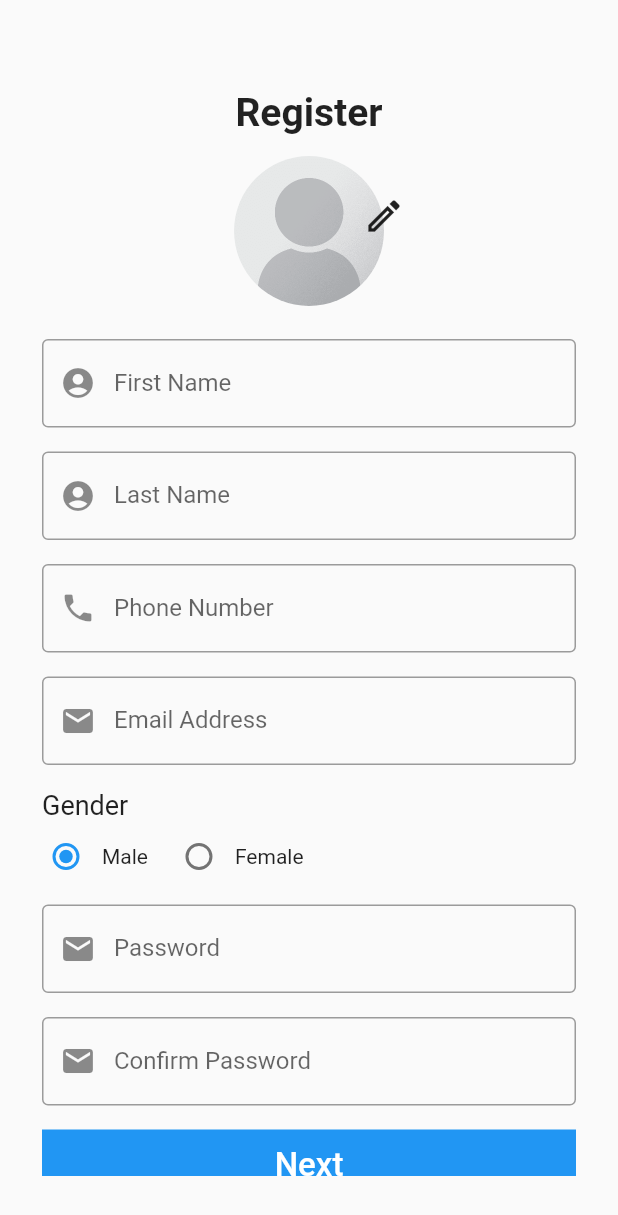
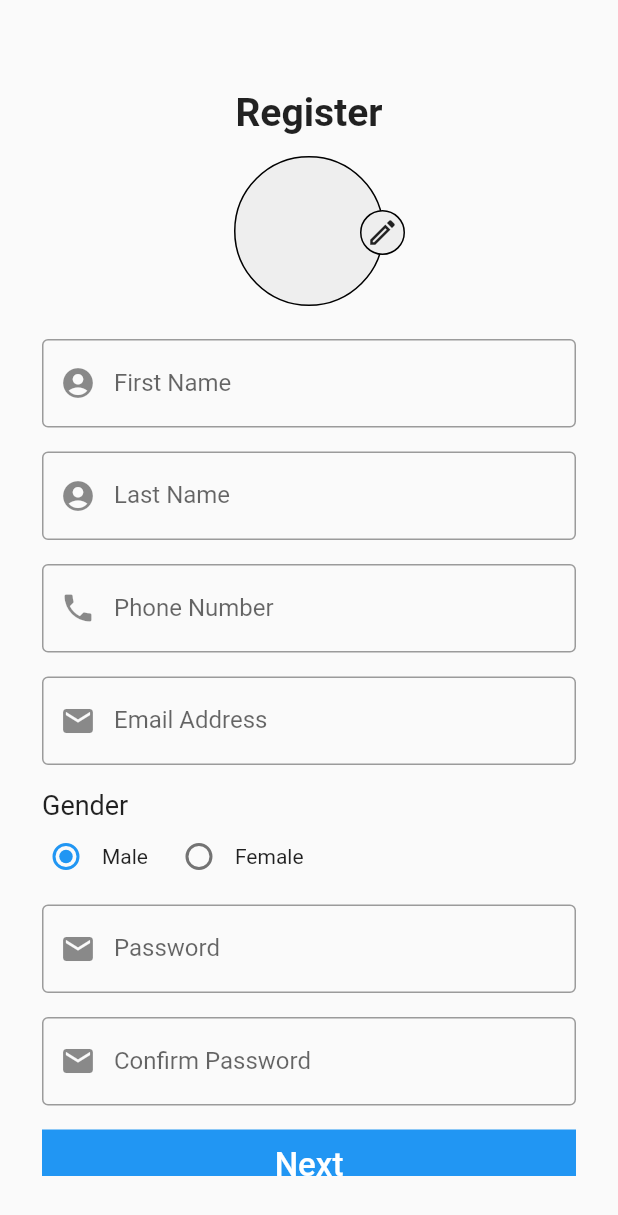
Before and after one commit to kiranghoradkar/registration_form, a Flutter app: the RegistrationPage screen opened directly, after a tap on the "edit" icon, on a phone screen of 412 x 824 dp. Shown: the top 1215 px of the screen. Run offline on Flutter 3.47's test engine with Material 2 defaults, Android fonts, the phone set to English and light mode, and no system bars; our stand-ins replace flutter_image_compress, image_picker, sqflite; accounts and stored records are empty.

Commit message:
UI changes

```diff
--- a/lib/db/database_helper.dart
+++ b/lib/db/database_helper.dart
@@ -43,7 +43,8 @@ class DataBaseHelper {
     ${UserFields.designation} $textType,
     ${UserFields.address} $textType,
     ${UserFields.state} $textType,
-    ${UserFields.password} $textType)''');
+    ${UserFields.password} $textType,
+    ${UserFields.profilePic} BLOB)''');
   }
 
   Future<UserDetails> create(UserDetails userDetails) async {
@@ -54,7 +55,6 @@ class DataBaseHelper {
 
   Future<List<UserDetails>> readAllUser() async {
     final db = await instance.database;
-    // const orderBy ='${UserFields.id} ASC';
     final result = await db.query(userTable);
     List<UserDetails> list =
         result.map((json) => UserDetails.fromJson(json)).toList();
--- a/lib/models/user_details.dart
+++ b/lib/models/user_details.dart
@@ -1,7 +1,10 @@
+import 'dart:typed_data';
+
 const String userTable = "user";
 
 class UserFields {
   static final List<String> values = [
+    profilePic,
     id,
     firstName,
     lastName,
@@ -18,6 +21,7 @@ class UserFields {
     password
   ];
 
+  static const String profilePic = 'profilePic';
   static const String id = '_id';
   static const String firstName = 'firstName';
   static const String lastName = 'lastName';
@@ -35,6 +39,7 @@ class UserFields {
 }
 
 class UserDetails {
+  Uint8List? profilePic;
    int? id;
    String? firstName;
    String? lastName;
@@ -51,7 +56,8 @@ class UserDetails {
    String? password;
 
    UserDetails(
-      {this.id,
+      {this.profilePic,
+        this.id,
       this.firstName,
       this.lastName,
       this.phoneNumber,
@@ -67,6 +73,7 @@ class UserDetails {
         this.password,});
 
   static UserDetails fromJson(Map<String, Object?> json) => UserDetails(
+    profilePic: json[UserFields.profilePic] as Uint8List?,
     id: json[UserFields.id] as int,
     firstName: json[UserFields.firstName] as String?,
     lastName: json[UserFields.lastName] as String?,
@@ -84,6 +91,7 @@ class UserDetails {
   );
 
   Map<String, Object?> toJson() => {
+        UserFields.profilePic: profilePic,
         UserFields.id: id,
         UserFields.firstName: firstName,
         UserFields.lastName: lastName,
--- a/lib/screen/home_page.dart
+++ b/lib/screen/home_page.dart
@@ -45,6 +45,18 @@ class _MyHomePageState extends State<MyHomePage> {
                           Column(
                             crossAxisAlignment: CrossAxisAlignment.start,
                             children: [
+                              postMdl.userDetails![index].profilePic != null
+                                  ? Image.memory(
+                                      postMdl.userDetails![index].profilePic!,
+                                      width: 100,
+                                      height: 100,
+                                    )
+                                  : Container(
+                                      padding: const EdgeInsets.all(4),
+                                      width: 100,
+                                      height: 100,
+                                      child: Image.asset("assets/profile.png"),
+                                    ),
                               Text(
                                   "Name: ${postMdl.userDetails![index].firstName!} ${postMdl.userDetails![index].lastName!}"),
                               Text(
--- a/lib/screen/registration_page.dart
+++ b/lib/screen/registration_page.dart
@@ -1,4 +1,8 @@
+import 'dart:io';
+import 'dart:typed_data';
+
 import 'package:flutter/material.dart';
+import 'package:flutter_image_compress/flutter_image_compress.dart';
 import 'package:image_picker/image_picker.dart';
 import 'package:registration_form/db/database_helper.dart';
 import 'package:registration_form/models/user_details.dart';
@@ -27,6 +31,13 @@ class _RegistrationPageState extends State<RegistrationPage> {
   final ImagePicker picker = ImagePicker();
 
   XFile? image;
+
+  File? imgFile;
+
+  Uint8List? bytes;
+
+  Future<Uint8List?>? result;
+
   @override
   Widget build(BuildContext context) {
     return Scaffold(
@@ -44,25 +55,57 @@ class _RegistrationPageState extends State<RegistrationPage> {
                   ),
                   Stack(
                     children: [
-                      const Padding(
-                        padding: EdgeInsets.all(14.0),
-                        child: CircleAvatar(
-                          radius: 50.0,
-                          backgroundColor: Colors.white,
-                          backgroundImage: AssetImage('assets/profile.png'),
-                        ),
+                      Padding(
+                        padding: const EdgeInsets.all(14.0),
+                        child: bytes != null
+                            ? ClipRRect(
+                                borderRadius: BorderRadius.circular(50),
+                                child: Image.memory(
+                                  bytes!,
+                                  width: 100.0,
+                                  height: 100.0,
+                                  fit: BoxFit.fitHeight,
+                                ),
+                              )
+                            : Container(
+                                width: 100,
+                                height: 100,
+                                decoration: BoxDecoration(
+                                    color: Colors.grey[200],
+                                    border: Border.all(),
+                                    borderRadius: BorderRadius.circular(60)),
+                              ),
                       ),
                       Positioned(
-                        right: -10,
-                        top: 30,
-                        child: IconButton(
-                          onPressed: () async{
-                            image = await picker.pickImage(source: ImageSource.gallery);
+                        right: 0,
+                        top: 50,
+                        child: InkWell(
+                          child: Container(
+                              height: 30,
+                              width: 30,
+                              decoration: BoxDecoration(
+                                  color: Colors.grey[200],
+                                  border: Border.all(),
+                                  borderRadius: BorderRadius.circular(25)),
+                              child: const Icon(
+                                Icons.edit_outlined,
+                                size: 22,
+                              )),
+                          onTap: () async {
+                            image = await picker.pickImage(
+                                source: ImageSource.gallery);
+
+                            imgFile = File(image!.path);
+                            bytes = await FlutterImageCompress.compressWithFile(
+                              image!.path,
+                              minWidth: 1000,
+                              minHeight: 1000,
+                              quality: 80,
+                              rotate: 0,
+                            );
+
+                            setState(() {});
                           },
-                          icon: const Icon(
-                            Icons.edit_outlined,
-                            size: 28,
-                          ),
                         ),
                       ),
                     ],
@@ -141,32 +184,24 @@ class _RegistrationPageState extends State<RegistrationPage> {
                         decoration: const BoxDecoration(color: Colors.blue),
                         child: TextButton(
                           onPressed: () {
-                            UserDetails userD =  UserDetails(firstName: firstC.text,
-                                lastName: lastC
-                                    .text,
+                            UserDetails userD = UserDetails(
+                                profilePic: bytes,
+                                firstName: firstC.text,
+                                lastName: lastC.text,
                                 phoneNumber: phoneC.text,
                                 emailAddress: emailC.text,
                                 password: passwordConfirmController.text,
-                            gender: _character.toString());
+                                gender: _character.toString());
 
                             if (formKey.currentState!.validate()) {
-                              // If the form is valid, display a snackbar. In the real world,
-                              // you'd often call a server or save the information in a database.
-                              // ScaffoldMessenger.of(context).showSnackBar(
-                              //   const SnackBar(content: Text('Processing Data')),
-                              // );
                               Navigator.push(
                                 context,
                                 MaterialPageRoute(
                                     builder: (context) => YourInfoPage(
-                                      userDetails: userD,
-                                    )),
+                                          userDetails: userD,
+                                        )),
                               );
                             }
-
-
-
-
 
                             // dbHelper.create(userD);
                           },
--- a/pubspec.yaml
+++ b/pubspec.yaml
@@ -37,6 +37,7 @@ dependencies:
   sqflite: ^2.0.3
   provider: ^6.0.3
   image_picker: ^0.8.5+3
+  flutter_image_compress: ^1.1.0
 
 dev_dependencies:
   flutter_test:
```
Also changed, not shown: pubspec.lock.
